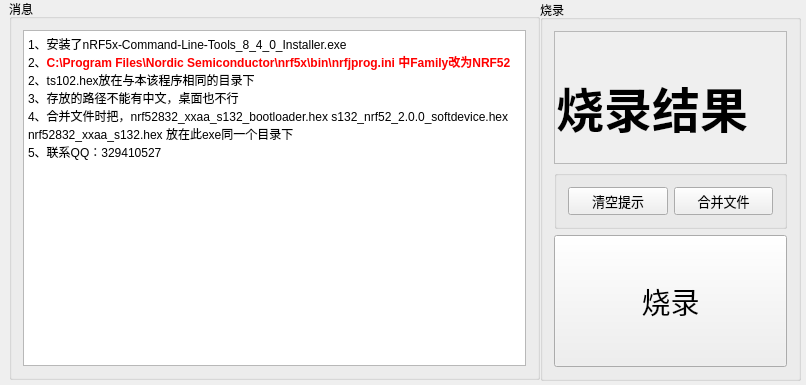
weiqifa0/nodicprogramming, file NodicProgram/mainwindow.ui: the form before one commit.
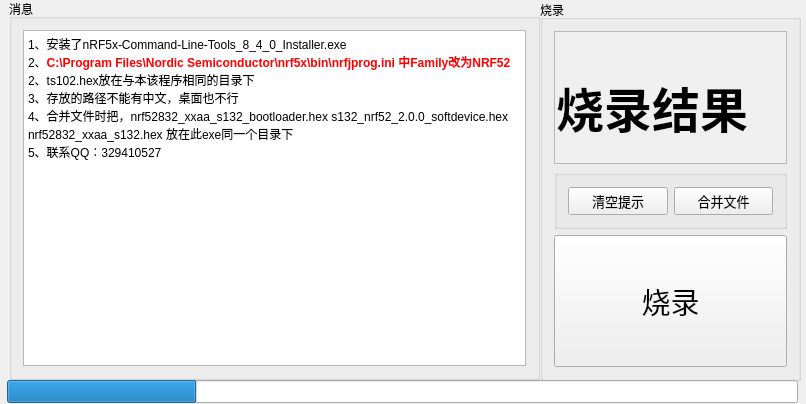
The form after the commit.

Commit message: [问题描述]:加上进度条 [评审人]:韦启发 	modified:   NodicProgram.exe 	modified:   NodicProgram/mainwindow.cpp 	modified:   NodicProgram/mainwindow.ui 	modified:   macAdress.txt

The edit to the form file:
```diff
--- a/NodicProgram/mainwindow.ui
+++ b/NodicProgram/mainwindow.ui
@@ -10,7 +10,7 @@
     <x>0</x>
     <y>0</y>
     <width>806</width>
-    <height>385</height>
+    <height>404</height>
    </rect>
   </property>
   <property name="sizePolicy">
@@ -220,6 +220,27 @@
      </item>
     </layout>
    </widget>
+   <widget class="QProgressBar" name="progressBar">
+    <property name="geometry">
+     <rect>
+      <x>7</x>
+      <y>380</y>
+      <width>791</width>
+      <height>23</height>
+     </rect>
+    </property>
+    <property name="font">
+     <font>
+      <family>微软雅黑</family>
+     </font>
+    </property>
+    <property name="value">
+     <number>24</number>
+    </property>
+    <property name="textVisible">
+     <bool>false</bool>
+    </property>
+   </widget>
   </widget>
  </widget>
  <layoutdefault spacing="6" margin="11"/>
```
The commit also changes 3 other files.
